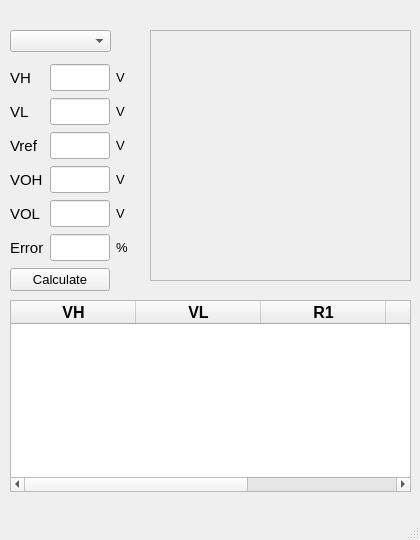
Old version of the form main.ui in the repository MasoudHD/Electron.
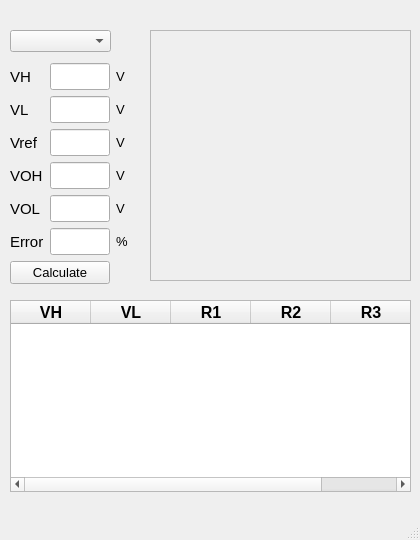
New version of the form.

Patch:
```diff
--- a/main.ui
+++ b/main.ui
@@ -16,6 +16,9 @@
   <property name="windowTitle">
    <string>MainWindow</string>
   </property>
+  <property name="autoFillBackground">
+   <bool>false</bool>
+  </property>
   <widget class="QWidget" name="centralwidget">
    <widget class="QTableWidget" name="tableWidget">
     <property name="geometry">
@@ -29,6 +32,12 @@
     <property name="frameShape">
      <enum>QFrame::StyledPanel</enum>
     </property>
+    <property name="frameShadow">
+     <enum>QFrame::Sunken</enum>
+    </property>
+    <property name="sizeAdjustPolicy">
+     <enum>QAbstractScrollArea::AdjustIgnored</enum>
+    </property>
     <property name="columnCount">
      <number>5</number>
     </property>
@@ -39,7 +48,7 @@
      <bool>false</bool>
     </attribute>
     <attribute name="horizontalHeaderDefaultSectionSize">
-     <number>125</number>
+     <number>80</number>
     </attribute>
     <attribute name="horizontalHeaderHighlightSections">
      <bool>true</bool>
@@ -48,7 +57,7 @@
      <bool>false</bool>
     </attribute>
     <attribute name="horizontalHeaderStretchLastSection">
-     <bool>false</bool>
+     <bool>true</bool>
     </attribute>
     <attribute name="verticalHeaderCascadingSectionResizes">
      <bool>false</bool>
@@ -154,13 +163,13 @@
      </font>
     </property>
    </widget>
-   <widget class="QWidget" name="">
+   <widget class="QWidget" name="layoutWidget">
     <property name="geometry">
      <rect>
       <x>10</x>
       <y>63</y>
       <width>131</width>
-      <height>231</height>
+      <height>222</height>
      </rect>
     </property>
     <layout class="QGridLayout" name="gridLayout">
```
